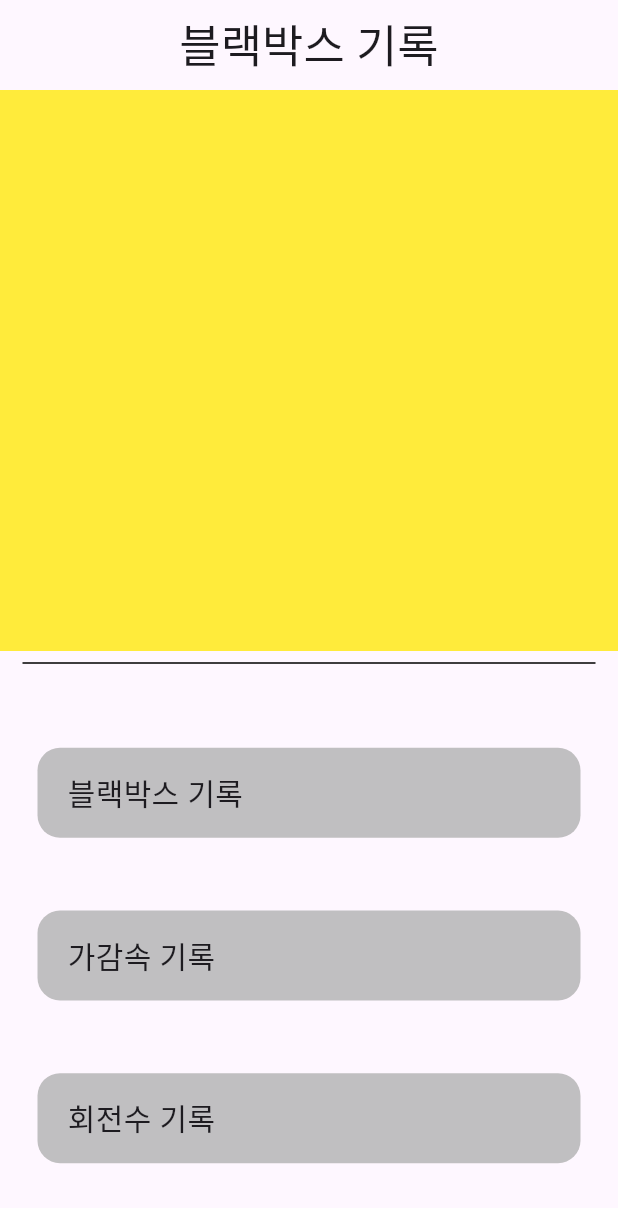
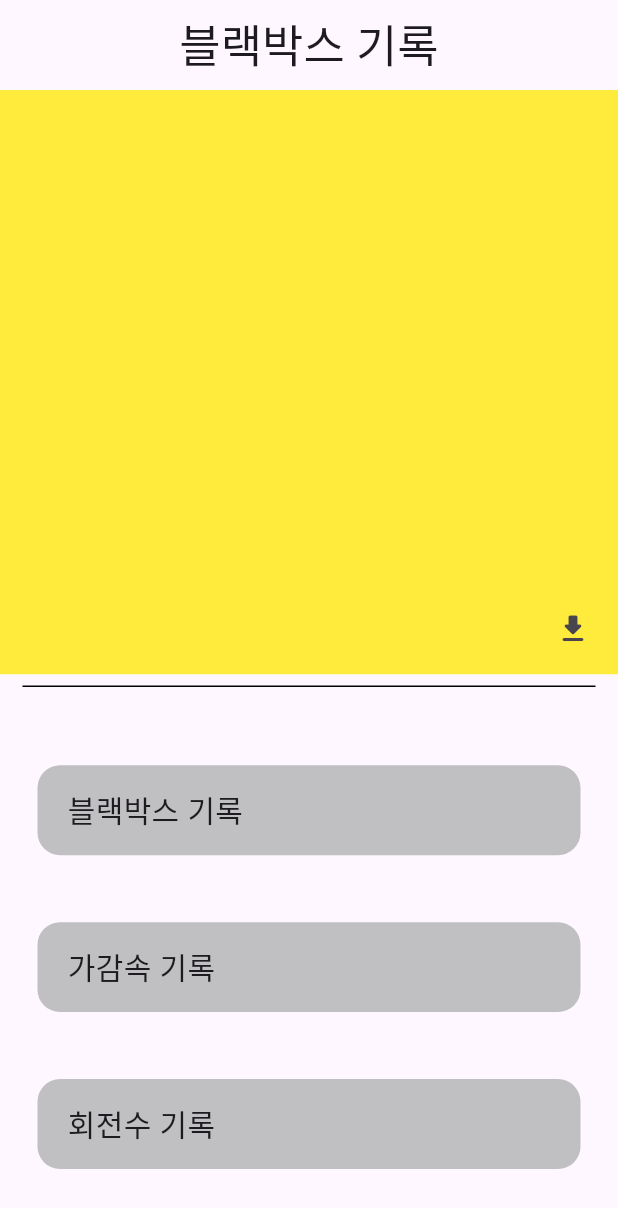
Before and after one commit to chae03yb/24-swhackathon, a Flutter app: the screen it shows after launch, on a phone screen of 412 x 824 dp. Shown: the top 1208 px of the screen. Run offline on Flutter 3.47's test engine with Material 3 defaults, Android fonts, the phone set to English and light mode, and no system bars; missing offline and left inert: bluetooth_classic, pick_or_save.

Commit message:
저장기능 구현

```diff
--- a/lib/main.dart
+++ b/lib/main.dart
@@ -14,11 +14,6 @@ class MyApp extends StatelessWidget {
   Widget build(BuildContext context) {
     return MaterialApp(
       debugShowCheckedModeBanner: false,
-      title: 'Flutter Demo',
-      theme: ThemeData(
-        colorScheme: ColorScheme.fromSeed(seedColor: Colors.deepPurple),
-        useMaterial3: true,
-      ),
       home: Mainpage(),
     );
   }
--- a/lib/mainPage.dart
+++ b/lib/mainPage.dart
@@ -1,4 +1,8 @@
 import 'package:flutter/material.dart';
+import 'dart:io';
+import 'package:path_provider/path_provider.dart';
+import 'package:pick_or_save/pick_or_save.dart';
+
 
 class Mainpage extends StatefulWidget {
   const Mainpage({super.key});
@@ -13,8 +17,20 @@ List<String> titleText = ['블랙박스 기록', '가감속 기록', '회전수
 List<Widget> _selectedTop = [
   blackbox(), gagamsok(), hoejeonsu()
 ];
+List<String> saveName = ["blackbox.mp3","gagamsok.txt","hoejeonsu.txt"];
 
 class _MainpageState extends State<Mainpage> {
+
+  @override
+  void initState()  {
+    super.initState();
+
+    getApplicationDocumentsDirectory().then((value) {
+      for(int i = 0;i<3;i++)
+        File(value.path + '/' + saveName[i]).openWrite(mode: FileMode.append).write("");
+    });
+  }
+
   @override
   Widget build(BuildContext context) {
     double screenHeight = MediaQuery.of(context).size.height;
@@ -32,13 +48,34 @@ class _MainpageState extends State<Mainpage> {
 
         child: Column(
           children: [
+            Container(
+              height: (screenHeight-45)/2,
+              width: screenWidth,
+              child: Stack(
+                children: [
+                  _selectedTop[_selected],
+                  Column(
+                    children: [
+                      SizedBox(height: (screenHeight-45)/2-60,width: screenWidth),
+                      Row(
+                        children: [
+                          SizedBox(height: 60,width: screenWidth-60),
 
-            Expanded(
-                child: Container(
-                  height: (screenHeight-45)/2,
-                  width: screenWidth,
-                  child: _selectedTop[_selected],
-                ),
+                          Expanded(
+                            child: IconButton(
+                              onPressed: () {
+                                Outsave();
+                              },
+                              icon: Icon(Icons.download_rounded),
+                            ),
+                          )
+                        ],
+                      )
+                    ],
+                  )
+
+                ],
+              )
             ),
 
             Divider(thickness: 1,color: Colors.black,indent: 15,endIndent: 15,),
@@ -120,3 +157,37 @@ class hoejeonsu extends StatelessWidget {
     return Container(color: Colors.green);
   }
 }
+
+// 파일 쓰기
+void writeFile(String s) async {
+  // 내부 저장소의 경로를 가져올 때 getTemporaryDirectory() 함수를 이용할 수 있으나, 임시 디렉터리는 캐시를 이용하므로 앱이 종료되고 일정 시간이 지나면 사라질 수 있다.
+  var dir = await getApplicationDocumentsDirectory();
+  File(dir.path + '/' + saveName[_selected]).openWrite(mode: FileMode.append).write(s+"/n");
+}
+
+// 파일 읽기
+void readFile() async {
+  try {
+    var dir = await getApplicationDocumentsDirectory();
+    var file = await File(dir.path + '/'+saveName[_selected]).readAsString();
+    print(file);
+  } catch (e) {
+    print(e.toString());
+  }
+}
+
+
+void Outsave() async{
+
+  var dir = await getApplicationDocumentsDirectory();
+
+  PickOrSave().fileSaver(
+      params: FileSaverParams(
+        saveFiles: [
+          SaveFileInfo(
+              filePath: dir.path+'/'+saveName[_selected],
+              fileName: saveName[_selected])
+        ],
+      )
+  );
+}
--- a/pubspec.yaml
+++ b/pubspec.yaml
@@ -37,6 +37,7 @@ dependencies:
   cupertino_icons: ^1.0.6
   path_provider: ^2.1.4
   bluetooth_classic: ^0.0.1
+  pick_or_save: ^2.2.4
 
 dev_dependencies:
   flutter_test:
```
